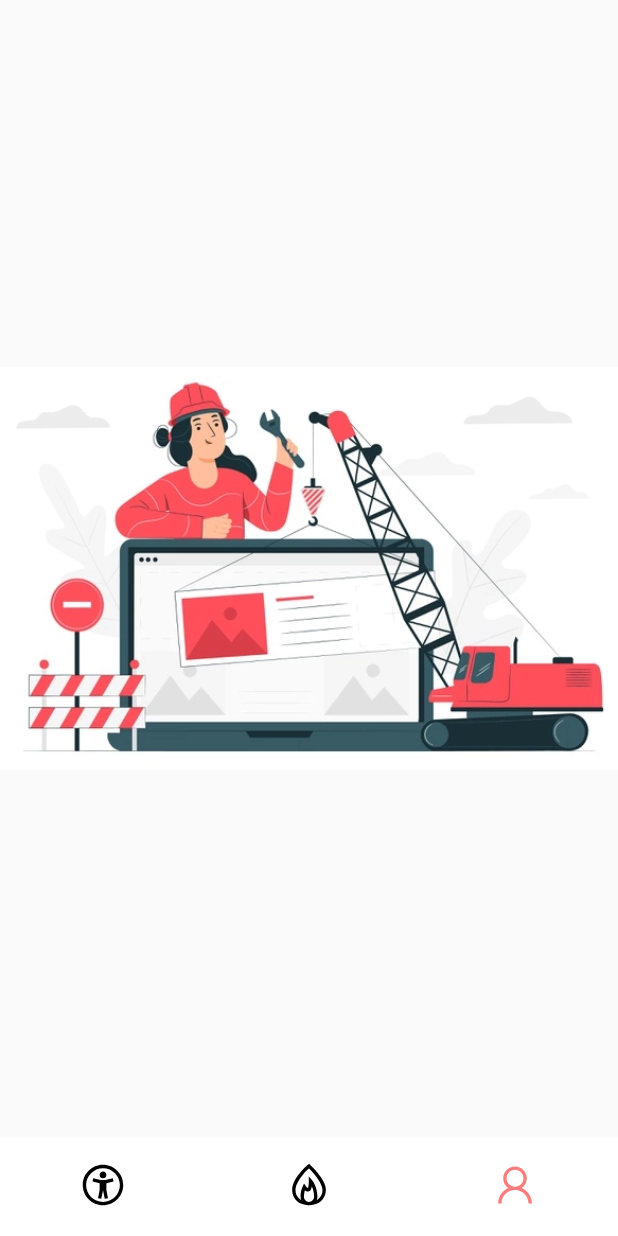
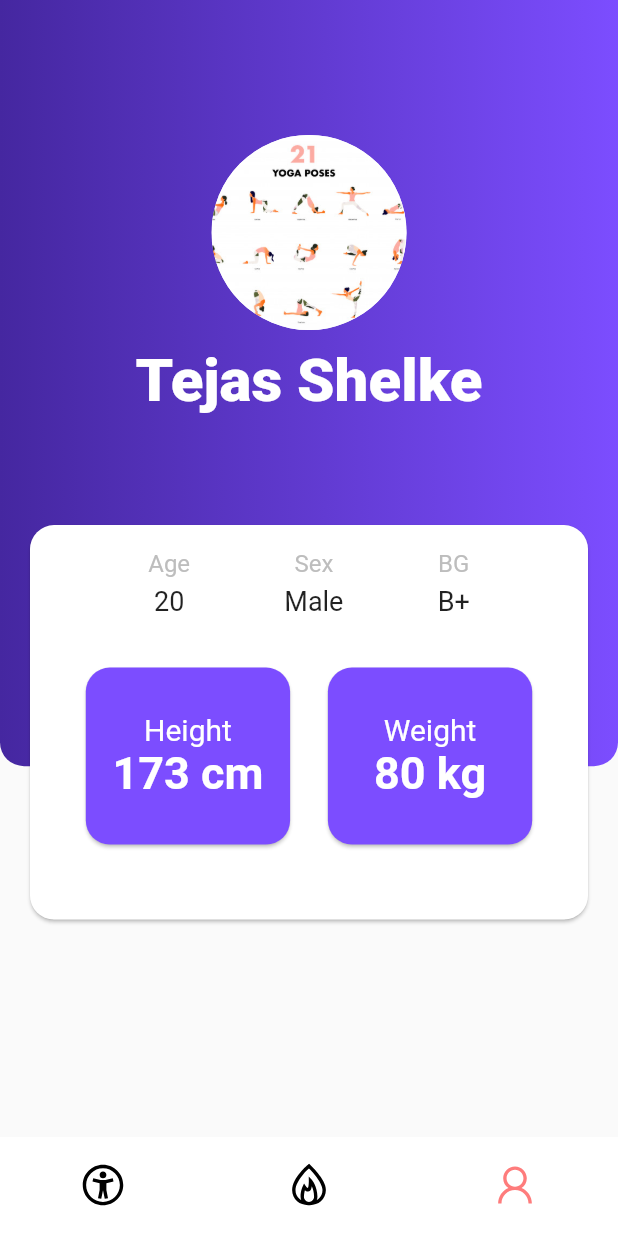
Before and after one commit to darshanrao/ExerciseTrackerAI, a Flutter app: the screen it shows after launch, item 3 of the bottom bar chosen, on a phone screen of 412 x 824 dp. Run offline on Flutter 3.47's test engine with Material 2 defaults, Android fonts, the phone set to English and light mode, and no system bars; our stand-ins replace camera, line_awesome_flutter; missing offline and left inert: tflite.

Commit message:
Completed The profile_page.dart Profile Page Debugged few overflow errors

```diff
--- a/lib/home_screen.dart
+++ b/lib/home_screen.dart
@@ -1,4 +1,5 @@
 import 'package:align_ai/main.dart';
+import 'package:align_ai/profile_page.dart';
 import 'package:flutter/material.dart';
 import 'package:line_awesome_flutter/line_awesome_flutter.dart';
 import 'package:camera/camera.dart';
@@ -19,8 +20,10 @@ class _HomeScreenState extends State<HomeScreen> {
   static List<Widget> _widgetOptions = <Widget>[
     MainScreen(cameras),
     WorkOutPage(),
-    Image.asset('images/construction.PNG'),
+    // Image.asset('images/construction.PNG'),
+    ProfilePage(),
   ];
+
 
   void _onItemTapped(int index) {
     setState(() {
--- a/lib/main.dart
+++ b/lib/main.dart
@@ -21,6 +21,7 @@ class MyApp extends StatelessWidget {
   @override
   Widget build(BuildContext context) {
     return MaterialApp(
+      debugShowCheckedModeBanner: false,
       home: HomeScreen(cameras),
       //home: MainScreen(cameras),
       routes: {
--- a/lib/main_screen.dart
+++ b/lib/main_screen.dart
@@ -21,7 +21,8 @@ class MainScreen extends StatelessWidget {
       //   title: Text('Align.AI'),
       //   backgroundColor: Colors.blueAccent,
       // ),
-      body: Column(
+      body: SingleChildScrollView(
+        child: Column(
           //mainAxisAlignment: MainAxisAlignment.start,
           crossAxisAlignment: CrossAxisAlignment.start,
           children: [
@@ -329,6 +330,7 @@ class MainScreen extends StatelessWidget {
             // ),
           ],
         ),
+      ),
     );
   }
 }
--- /dev/null
+++ b/lib/profile_page.dart
@@ -0,0 +1,191 @@
+import 'package:flutter/material.dart';
+
+class ProfilePage extends StatelessWidget {
+  @override
+  Widget build(BuildContext context) {
+    return Scaffold(
+      body: Stack(
+        children: [
+          Column(
+            children: [
+              Expanded(
+                flex: 5,
+                child: Container(
+                  width: double.infinity,
+                  decoration: BoxDecoration(
+                    borderRadius: BorderRadius.only(
+                        bottomLeft: Radius.circular(16),
+                        bottomRight: Radius.circular(16)),
+                    gradient: LinearGradient(
+                      colors: [Colors.deepPurple[800], Colors.deepPurpleAccent],
+                    ),
+                  ),
+                  child: Column(children: [
+                    SizedBox(
+                      height: 90.0,
+                    ),
+                    CircleAvatar(
+                      radius: 65.0,
+                      backgroundImage: AssetImage('assets/womenyoga.jpg'),
+                      backgroundColor: Colors.white,
+                    ),
+                    SizedBox(
+                      height: 10.0,
+                    ),
+                    Text('Tejas Shelke',
+                        style: TextStyle(
+                          color: Colors.white,
+                          fontSize: 40.0,
+                          fontWeight: FontWeight.w800
+                        )),
+                    SizedBox(
+                      height: 20.0,
+                    ),
+                  ]),
+                ),
+              ),
+              SizedBox(
+                height: MediaQuery.of(context).size.height*0.30,
+              )
+            ],
+          ),
+          SingleChildScrollView(
+            child: Column(
+              children: [
+                SizedBox(height: MediaQuery.of(context).size.height*0.42,),
+                Padding(
+                  padding: const EdgeInsets.symmetric(horizontal: 16),
+                  child: Positioned(
+                      top: MediaQuery.of(context).size.height * 0.4,
+                      left: 20.0,
+                      right: 20.0,
+                      child: Card(
+                        shape: RoundedRectangleBorder(
+                          borderRadius: BorderRadius.circular(16)
+                        ),
+                          child: Padding(
+                        padding: EdgeInsets.all(16.0),
+                        child: Column(
+                          children: [
+                            Row(
+                              mainAxisAlignment: MainAxisAlignment.spaceEvenly,
+                              children: [
+                                Container(
+                                    child: Column(
+                                  children: [
+                                    Text(
+                                      'Age',
+                                      style: TextStyle(
+                                          color: Colors.grey[400], fontSize: 16.0),
+                                    ),
+                                    SizedBox(
+                                      height: 5.0,
+                                    ),
+                                    Text(
+                                      '20',
+                                      style: TextStyle(
+                                        fontSize: 18.0,
+                                      ),
+                                    )
+                                  ],
+                                )),
+                                Container(
+                                  child: Column(children: [
+                                    Text(
+                                      'Sex',
+                                      style: TextStyle(
+                                          color: Colors.grey[400], fontSize: 16.0),
+                                    ),
+                                    SizedBox(
+                                      height: 5.0,
+                                    ),
+                                    Text(
+                                      'Male',
+                                      style: TextStyle(
+                                        fontSize: 18.0,
+                                      ),
+                                    )
+                                  ]),
+                                ),
+                                Container(
+                                    child: Column(
+                                  children: [
+                                    Text(
+                                      'BG',
+                                      style: TextStyle(
+                                          color: Colors.grey[400], fontSize: 16.0),
+                                    ),
+                                    SizedBox(
+                                      height: 5.0,
+                                    ),
+                                    Text(
+                                      'B+',
+                                      style: TextStyle(
+                                        fontSize: 18.0,
+                                      ),
+                                    )
+                                  ],
+                                )),
+                              ],
+                            ),
+                            SizedBox(
+                              height: 30,
+                            ),
+                            Row(
+                              mainAxisAlignment: MainAxisAlignment.spaceEvenly,
+                              children: [
+                                Container(
+                                  width: MediaQuery.of(context).size.width*0.35,
+                                  child: Card(
+
+                                    color: Colors.deepPurpleAccent,
+                                    shape: RoundedRectangleBorder(
+                                      borderRadius: BorderRadius.circular(16),
+                                    ),
+                                    child: Padding(
+                                      padding: const EdgeInsets.symmetric(vertical: 30),
+                                      child: Column(
+                                        children: [
+                                          Text("Height",style: TextStyle(color: Colors.white,fontSize: 20),),
+                                          Text("173 cm",style: TextStyle(color: Colors.white,fontSize: 30,fontWeight: FontWeight.bold))
+                                        ],
+                                      ),
+                                    ),
+                                  ),
+                                ),
+                                Container(
+                                  width: MediaQuery.of(context).size.width*0.35,
+                                  child: Card(
+                                    color: Colors.deepPurpleAccent,
+                                    shape: RoundedRectangleBorder(
+                                      borderRadius: BorderRadius.circular(16),
+                                    ),
+                                    child: Padding(
+                                      padding: const EdgeInsets.symmetric(vertical: 30),
+                                      child: Column(
+                                        children: [
+                                          Text("Weight",style: TextStyle(color: Colors.white,fontSize: 20),),
+                                          Text("80 kg",style: TextStyle(color: Colors.white,fontSize: 30,fontWeight: FontWeight.bold))
+                                        ],
+                                      ),
+                                    ),
+                                  ),
+                                ),
+                              ],
+                            ),
+                            SizedBox(
+                              height: 30,
+                            ),
+                          ],
+                        ),
+                      ))),
+                ),
+                SizedBox(height: MediaQuery.of(context).size.height*0.4,),
+              ],
+            ),
+          )
+        ],
+      ),
+    );
+  }
+}
--- a/lib/workouts.dart
+++ b/lib/workouts.dart
@@ -9,6 +9,7 @@ class WorkOutPage extends StatelessWidget {
       backgroundColor: Colors.white,
       body: Padding(
         padding: const EdgeInsets.only(left: 16.0, right: 16.0),
+        child: SingleChildScrollView(
           child: Column(
             crossAxisAlignment: CrossAxisAlignment.start,
             children: <Widget>[
@@ -173,6 +174,7 @@ class WorkOutPage extends StatelessWidget {
             ],
           ),
         ),
+      ),
     );
   }
 }
--- a/pubspec.yaml
+++ b/pubspec.yaml
@@ -32,4 +32,5 @@ flutter:
 
   assets:
    - assets/posenet_mv1_075_float_from_checkpoints.tflite
+   - assets/womenyoga.jpg
    - images/
```
Also changed, not shown: assets/womenyoga.jpg (renamed from assets/set-tiny-women-performing-yoga-poses-women-practicing-asanas-pelvic-floor-exercises-flat-cartoon-isolated-white-background_176448-14.jpg), pubspec.lock, 4 other files. Lines whose indentation alone changed are shown as unchanged.
